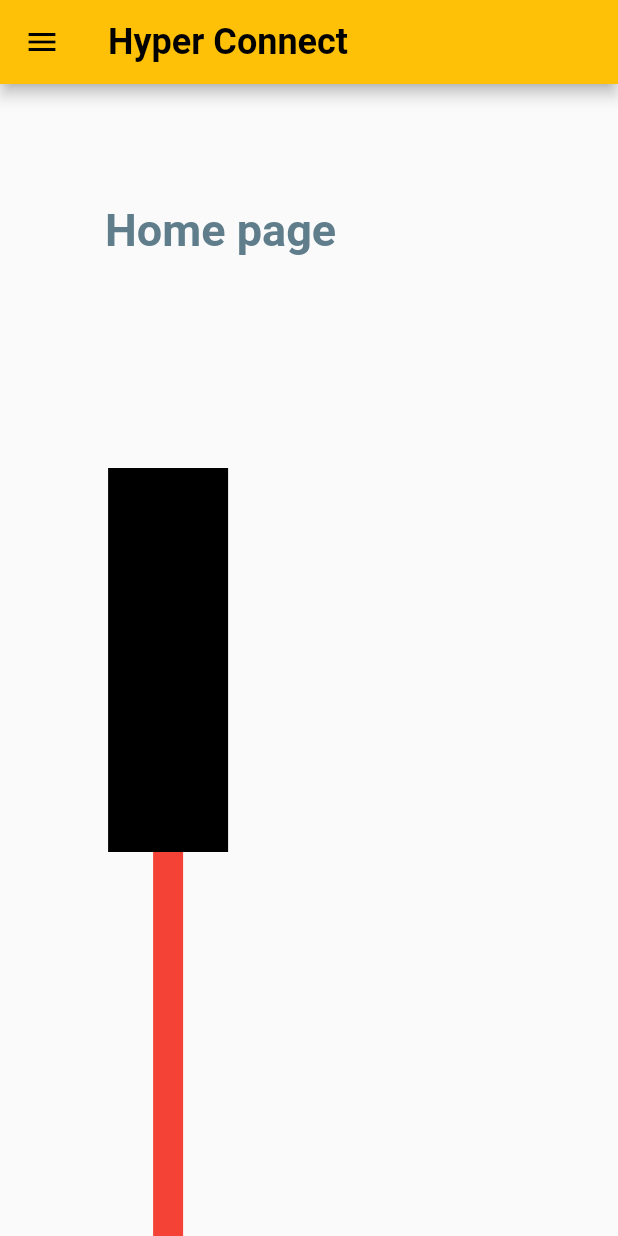
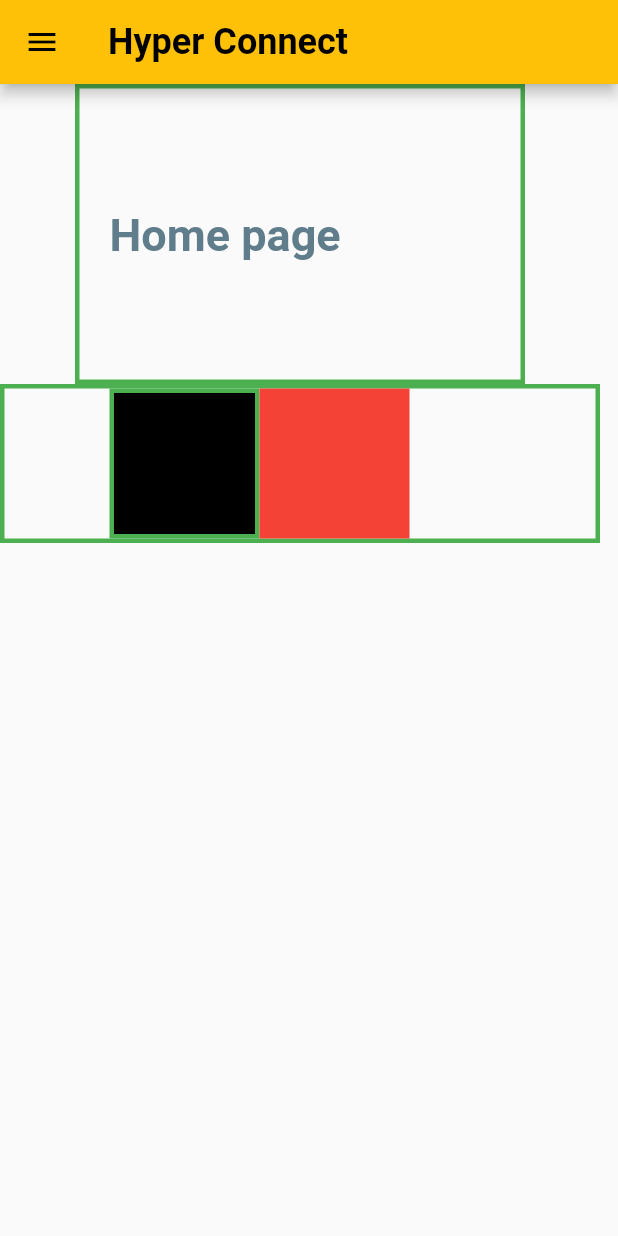
Before and after one commit to AvinashSubhash/flutter-login-page, a Flutter app: the screen it shows after launch, on a phone screen of 412 x 824 dp. Run offline on Flutter 3.47's test engine with Material 2 defaults, Android fonts, the phone set to English and light mode, and no system bars; missing offline and left inert: desktop_window.

Commit message:
added_a_few_changes_to_block_alignment

```diff
--- a/base_app/lib/pages/homepage.dart
+++ b/base_app/lib/pages/homepage.dart
@@ -17,8 +17,12 @@ class HomePage extends StatelessWidget {
       ),
       body: Column(
         children: [
-          Expanded(
+          SizedBox(
+            height: 200,
             child: Container(
+              width: 300,
+              decoration: BoxDecoration(
+                  border: Border.all(color: Colors.green, width: 3)),
               child: const Text(
                 "Home page",
                 style: TextStyle(
@@ -27,26 +31,35 @@ class HomePage extends StatelessWidget {
                   fontWeight: FontWeight.bold,
                 ),
               ),
-              padding: const EdgeInsets.fromLTRB(70, 80, 0, 0),
+              padding: const EdgeInsets.fromLTRB(20, 80, 0, 0),
             ),
           ),
-          Expanded(
-              child: Container(
-            width: 80,
-            height: 80,
-            //decoration: const BoxDecoration(
-            //color: Colors.red,
-            //borderRadius: BorderRadius.all(Radius.circular(10.0))
-            //)
-            color: Colors.black,
-          )),
-          Expanded(
-              child: Container(
-            width: 20,
-            height: 20,
-            //padding: const EdgeInsets.fromLTRB(100.0, 100.0, 100, 100),
-            color: Colors.red,
-          )),
+          Container(
+            width: 400,
+            padding: const EdgeInsets.fromLTRB(70, 0, 0, 0),
+            decoration: BoxDecoration(
+                border: Border.all(color: Colors.green, width: 3)),
+            child: Row(
+              children: [
+                SizedBox(
+                    child: Container(
+                  decoration: BoxDecoration(
+                      color: Colors.black,
+                      border: Border.all(color: Colors.green, width: 3)),
+                  width: 100,
+                  height: 100,
+                  //color: Colors.black,
+                )),
+                SizedBox(
+                    child: Container(
+                  width: 100,
+                  height: 100,
+                  alignment: const Alignment(0.5, 0.5),
+                  color: Colors.red,
+                ))
+              ],
+            ),
+          ),
         ],
       ),
       drawer: const Drawer(),
```
